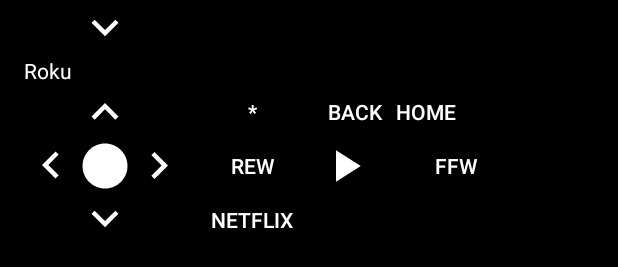
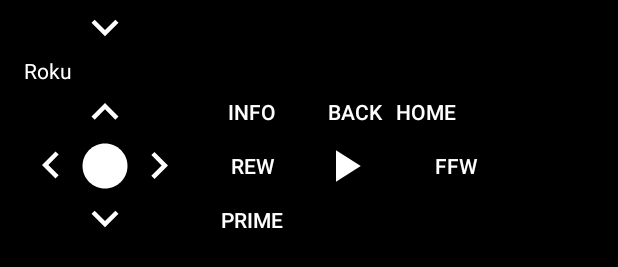
Before and after one commit to dargo600/remote, an Android app: the layout activity_main.xml on its own in the app's theme, with its tools: preview values and no code run, on a phone screen of 412 x 824 dp. Shown: the part 344-611 px from the top of the screen. Run offline under Robolectric (Android 15) with nearby library versions, the phone set to English and light mode, and no system bars.

Commit message:
Add Roku SSDP support

```diff
--- a/app/src/main/AndroidManifest.xml
+++ b/app/src/main/AndroidManifest.xml
@@ -2,6 +2,8 @@
 <manifest xmlns:android="http://schemas.android.com/apk/res/android"
     package="com.example.remotecontrol">
 
+    <uses-permission
+        android:name="android.permission.CHANGE_WIFI_MULTICAST_STATE"/>
     <uses-permission
         android:name="android.permission.INTERNET" />
     <uses-permission
--- a/app/src/main/java/com/example/remotecontrol/data/ConfigManager.java
+++ b/app/src/main/java/com/example/remotecontrol/data/ConfigManager.java
@@ -19,7 +19,7 @@ public class ConfigManager {
         defaultDesiredConfigs = new ArrayList<String>();
         defaultDesiredConfigs.add("samsungConfig1");
         defaultDesiredConfigs.add("appleConfig1");
-        defaultDesiredConfigs.add("rokuConfig1");
+        defaultDesiredConfigs.add("rokuConfig2");
     }
 
     public void initLocal() throws Exception {
--- a/app/src/main/java/com/example/remotecontrol/data/DBConnector.java
+++ b/app/src/main/java/com/example/remotecontrol/data/DBConnector.java
@@ -10,7 +10,7 @@ import com.example.remotecontrol.util.ParseConfigException;
 public class DBConnector extends SQLiteOpenHelper {
 
     private static final String DB_NAME = "remote";
-    private static final int DB_VERSION = 2;
+    private static final int DB_VERSION = 1;
 
     private String[] tables = {
             "desired_configs",
@@ -39,10 +39,10 @@ public class DBConnector extends SQLiteOpenHelper {
     }
 
     private void updateMyDatabase(SQLiteDatabase db, int oldVersion, int newVersion) {
-        if (oldVersion < 2) {
+        //if (oldVersion < 2) {
             dropAllTables(db);
             createDefaultTables(db);
-        }
+        //}
     }
 
     private void dropAllTables(SQLiteDatabase db) {
--- a/app/src/main/java/com/example/remotecontrol/data/RCButton.java
+++ b/app/src/main/java/com/example/remotecontrol/data/RCButton.java
@@ -31,6 +31,10 @@ public class RCButton {
         frequency = (int) (1000000 / (freq * 0.241246));
     }
 
+    public String getButtonType() {
+        return buttonType;
+    }
+
     public int[] getIrPattern() {
 
         return irPattern;
--- a/app/src/main/res/layout/activity_main.xml
+++ b/app/src/main/res/layout/activity_main.xml
@@ -170,7 +170,7 @@
 
     <GridLayout
         android:id="@+id/rokuTVLayout"
-        android:contentDescription="rokuConfig1"
+        android:contentDescription="rokuSSDP"
         android:columnCount="6"
         android:layout_below="@id/rokuTextView"
         android:layout_width="wrap_content"
@@ -178,7 +178,7 @@
 
     <Button
         android:id="@+id/rokuUp"
-        android:contentDescription="@string/up"
+        android:contentDescription="Up"
         android:layout_row="0"
         android:layout_column="1"
         android:layout_width="36dp"
@@ -197,13 +197,13 @@
         android:onClick="processMediaButton" />
 
     <Button
-        android:id="@+id/roku_ok"
+        android:id="@+id/roku_select"
         android:layout_row="1"
         android:layout_column="1"
         android:layout_width="36dp"
         android:layout_height="36dp"
         android:background="@drawable/ic_lens_white_24dp"
-        android:contentDescription="@string/ok"
+        android:contentDescription="select"
         android:onClick="processMediaButton" />
 
     <Button
@@ -232,11 +232,11 @@
         android:layout_column="3"
         android:layout_gravity="center_vertical"
         android:background="@drawable/button"
-        android:contentDescription="asterisk"
+        android:contentDescription="info"
         android:layout_width="wrap_content"
         android:layout_height="36dp"
         android:onClick="processMediaButton"
-        android:text="@string/asterisk"
+        android:text="Info"
         android:textColor="@color/button_text" />
 
 
@@ -272,7 +272,7 @@
         android:layout_column="3"
         android:layout_width="wrap_content"
         android:layout_height="36dp"
-        android:contentDescription="rew"
+        android:contentDescription="rev"
         android:background="@drawable/button"
         android:text="@string/rewind"
         android:textColor="@color/button_text"
@@ -284,7 +284,7 @@
         android:layout_column="4"
         android:layout_width="36dp"
         android:layout_height="36dp"
-        android:contentDescription="@string/play"
+        android:contentDescription="play"
         android:onClick="processMediaButton"
         android:background="@drawable/ic_play_arrow_24dp" />
 
@@ -295,7 +295,7 @@
         android:layout_width="wrap_content"
         android:layout_height="36dp"
         android:layout_gravity="center_vertical"
-        android:contentDescription="ffw"
+        android:contentDescription="fwd"
         android:background="@drawable/button"
         android:text="@string/ffw"
         android:textColor="@color/button_text"
@@ -309,10 +309,23 @@
         android:layout_height="36dp"
         android:layout_gravity="center_vertical"
         android:background="@drawable/button"
-        android:contentDescription="netflix"
+        android:contentDescription="launch/12"
         android:text="@string/netflix"
         android:textColor="@color/button_text"
         android:onClick="processMediaButton" />
 
+        <Button
+            android:id="@+id/roku_prime"
+            android:layout_row="2"
+            android:layout_column="3"
+            android:layout_width="wrap_content"
+            android:layout_height="36dp"
+            android:layout_gravity="center_vertical"
+            android:background="@drawable/button"
+            android:contentDescription="launch/13"
+            android:text="Prime"
+            android:textColor="@color/button_text"
+            android:onClick="processMediaButton" />
+
     </GridLayout>
 </RelativeLayout>
```
Also changed, not shown: app/src/main/java/com/example/remotecontrol/ECPTransmitter.java (added, +134 -0 lines), app/src/main/java/com/example/remotecontrol/SSDPHandler.java (added, +83 -0 lines), app/src/main/java/com/example/remotecontrol/data/IRHandler.java (+17 -15 lines), app/src/main/java/com/example/remotecontrol/remote/MainActivity.java (+16 -9 lines), app/src/main/java/com/example/remotecontrol/remote/RemoteMain.java (+51 -4 lines), 3 other files.
